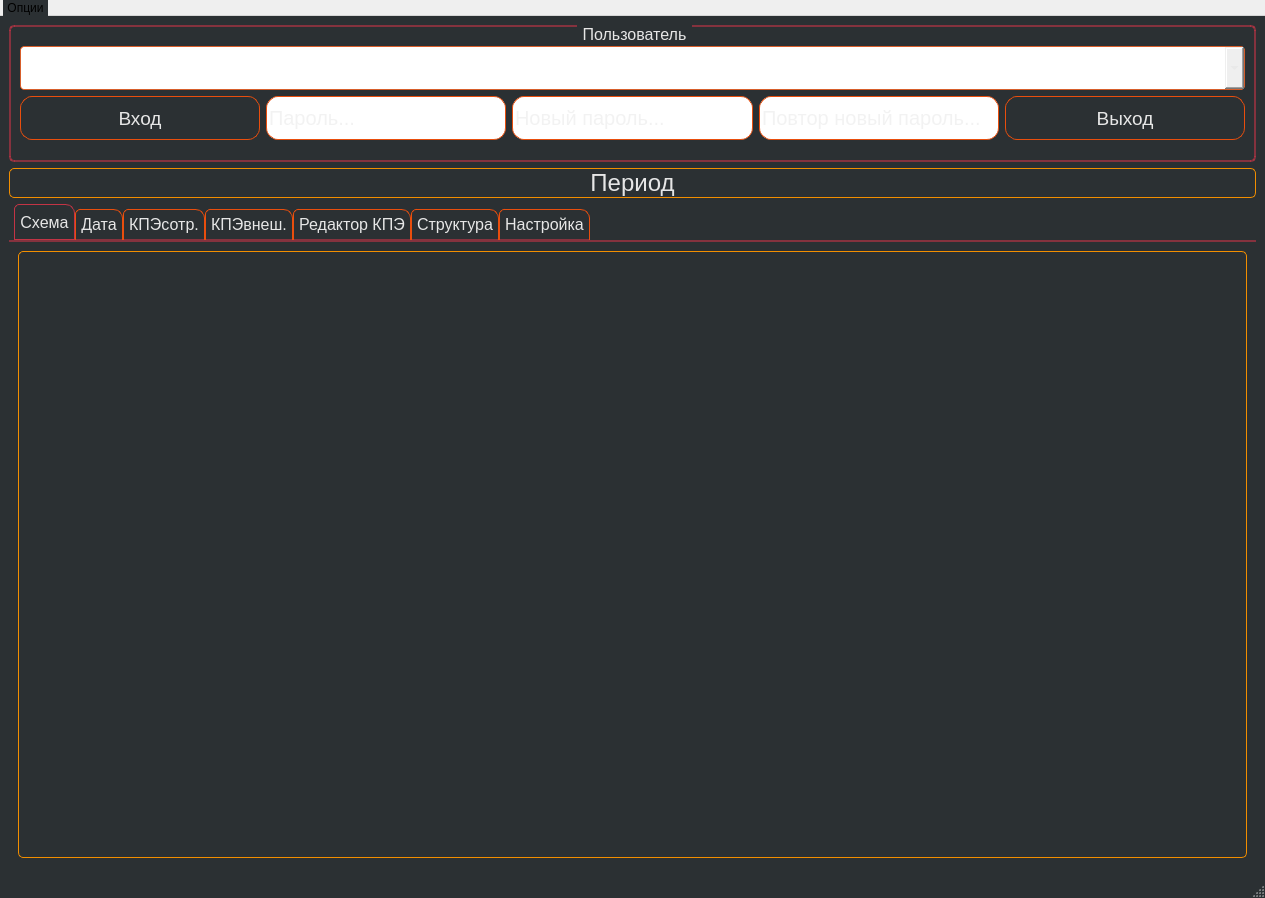
Before: the Qt Designer form mydesign.ui in Nokturnalmor/KPI, drawn with Qt 5.
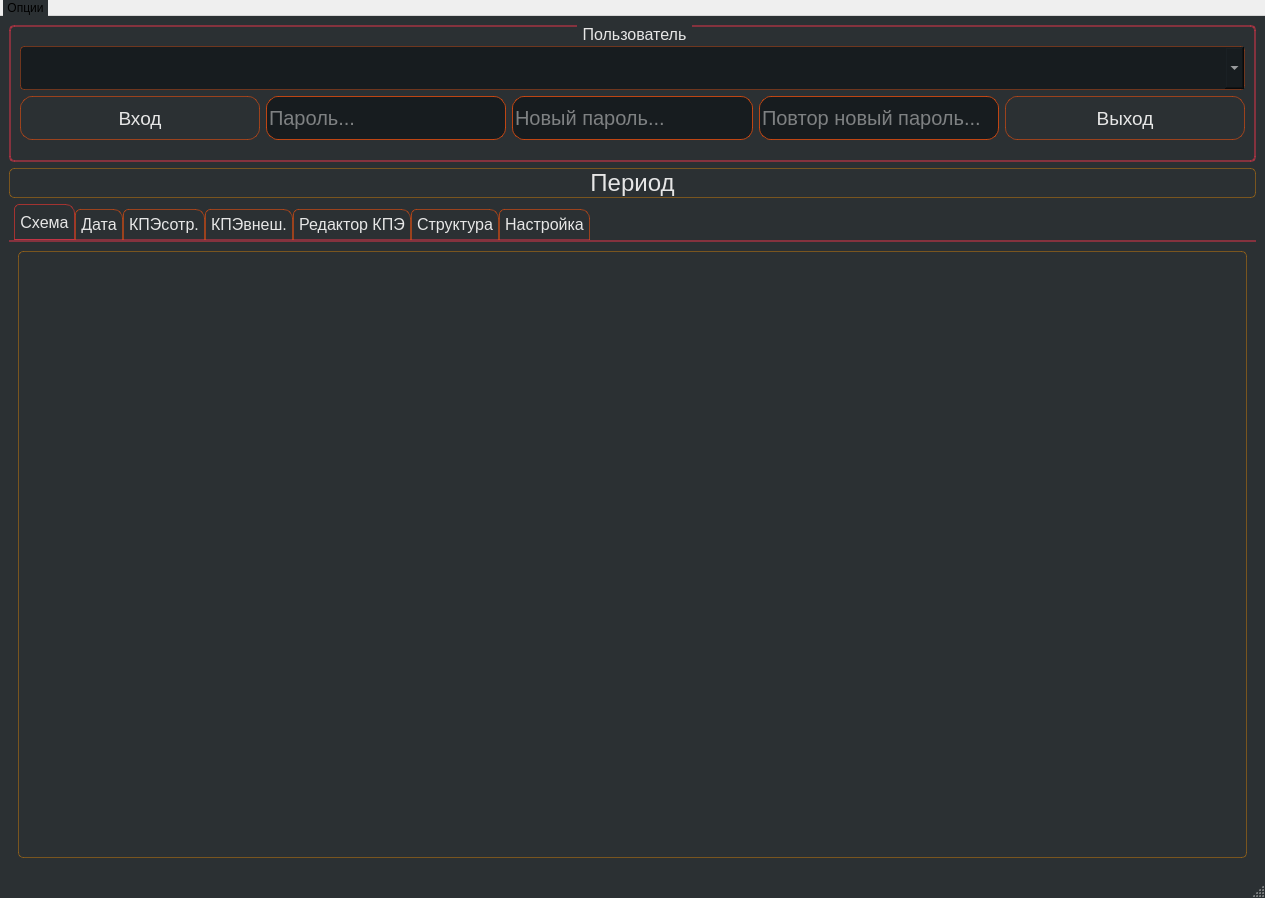
After: the same form once the commit is applied. Icons and pictures are not drawn.

Patch:
```diff
--- a/mydesign.ui
+++ b/mydesign.ui
@@ -21,19 +21,19 @@
 
 
 QMenuBar {
-    background-color: qlineargradient(x1:0, y1:0, x2:0, y2:1,
-                                      stop:0 lightgray, stop:1 darkgray);
-    spacing: 3px; /* spacing between menu bar items */
+background-color: qlineargradient(x1:0, y1:0, x2:0, y2:1,
+stop:0 lightgray, stop:1 darkgray);
+spacing: 3px; /* spacing between menu bar items */
 }
 
 QMenuBar::item {
-    padding: 1px 4px;
-    background:  transparent;
-    border-radius: 4px;
+padding: 1px 4px;
+background: transparent;
+border-radius: 4px;
 }
 
 QMenuBar::item:selected { /* when selected using mouse or keyboard */
-    background: #a8a8a8;
+background: #a8a8a8;
 }
 
 QMenuBar::item:pressed {
@@ -56,7 +56,7 @@
 }
 
 
-  /*Tool button styles */
+/*Tool button styles */
 QCalendarWidget QToolButton { 
 height:30px;
 width:250px;
@@ -67,15 +67,13 @@
 selection-color: rgb(230, 230, 230);
 selection-background-color:rgba(247, 175, 42,122);
 }
- 
-  /* header row */
-QCalendarWidget  QWidget{
+/* header row */
+QCalendarWidget QWidget{
 alternate-background-color:rgb(43, 48, 51);
 selection-color: rgb(230, 230, 230);
 selection-background-color:rgba(211, 49, 22,244);
 }
-  
-  /*normal days */
+/*normal days */
 QCalendarWidget QAbstractItemView:enabled {
 font-size:22px;
 color: rgb(230, 230, 230);
@@ -85,163 +83,164 @@
 }
 
 QTableWidget {
-    selection-background-color:  rgba(247, 175, 42,122);
-	background-color:  rgb(173, 178, 181);
+selection-background-color: rgba(247, 175, 42,122);
+background-color: rgb(173, 178, 181);
 }
 
 QHeaderView {
-    background-color:  rgb(143, 148, 151);
-    font-size:13px;
+background-color: rgb(143, 148, 151);
+font-size:13px;
 }
 
 QTableView::indicator:unchecked {
-    background-color: #d7d6d5
+background-color: #d7d6d5
 }
 
 QTableView QTableCornerButton::section {
- color:  rgb(230, 230, 230);
-    border-style: solid;
-     background-color: qlineargradient( x1: 0, y1: 0, x2: 1, y2: 1,
-                                        stop: 0 rgb(89, 89, 89), stop: 1 rgb(33, 38, 41));
+color: rgb(230, 230, 230);
+border-style: solid;
+background-color: qlineargradient( x1: 0, y1: 0, x2: 1, y2: 1,
+stop: 0 rgb(89, 89, 89), stop: 1 rgb(33, 38, 41));
 }
 
 QHeaderView::section{
-    color:  rgb(230, 230, 230);
-    border-style: solid;
-     background-color: qlineargradient( x1: 0, y1: 0, x2: 0, y2: 1,
-                                        stop: 0 rgb(89, 89, 89), stop: 1 rgb(33, 38, 41));
- }
+color: rgb(230, 230, 230);
+border-style: solid;
+background-color: qlineargradient( x1: 0, y1: 0, x2: 0, y2: 1,
+stop: 0 rgb(89, 89, 89), stop: 1 rgb(33, 38, 41));
+}
 
 QTabWidget::pane { /* The tab widget frame */
-    border-top: 2px solid rgba(195, 52, 69, 152);
+border-top: 2px solid rgba(195, 52, 69, 152);
 }
 
 QTabWidget::tab-bar {
-    left: 5px; /* move to the right by 5px */
+left: 5px; /* move to the right by 5px */
 }
 
 /* Style the tab using the tab sub-control. Note that
-    it reads QTabBar _not_ QTabWidget */
+it reads QTabBar _not_ QTabWidget */
 QTabBar::tab {
-    background: qlineargradient(x1: 0, y1: 0, x2: 0, y2: 1,
-                                stop: 0  rgb(99, 99, 99), stop: 0.4  rgb(49, 49, 49),
-                                stop: 0.5  rgb(49, 49, 49), stop: 1.0  rgb(99, 99, 99));
-    border: 1px solid rgb(233, 78, 13);
-	color: rgb(230, 230, 230);
-    border-bottom-color: rgba(195, 52, 69, 152); /* same as the pane color */
-    border-top-left-radius: 5px;
-    border-top-right-radius: 9px;
-    min-width: 12ex;
-    padding: 5px;
+background: qlineargradient(x1: 0, y1: 0, x2: 0, y2: 1,
+stop: 0 rgb(99, 99, 99), stop: 0.4 rgb(49, 49, 49),
+stop: 0.5 rgb(49, 49, 49), stop: 1.0 rgb(99, 99, 99));
+border: 1px solid rgba(233, 78, 13, 150);
+color: rgb(230, 230, 230);
+border-bottom-color: rgba(195, 52, 69, 152); /* same as the pane color */
+border-top-left-radius: 5px;
+border-top-right-radius: 9px;
+min-width: 12ex;
+padding: 5px;
 }
 
 
 
 QTabBar::tab:selected {
-    background: qlineargradient(x1: 0, y1: 0, x2: 0, y2: 1,
-								stop: 0  rgb(89, 89, 89), stop: 0.4  rgb(39, 39, 39),
-                                stop: 0.5  rgb(49, 49, 49), stop: 1.0  rgb(99, 99, 99));
- border-color: rgb(195, 52, 69);
-    border-bottom-color: rgba(195, 52, 69, 252); /* same as pane color */
+background: qlineargradient(x1: 0, y1: 0, x2: 0, y2: 1,
+stop: 0 rgb(89, 89, 89), stop: 0.4 rgb(39, 39, 39),
+stop: 0.5 rgb(49, 49, 49), stop: 1.0 rgb(99, 99, 99));
+border-color: rgba(195, 52, 49, 200);
+border-bottom-color: rgba(195, 52, 69, 252); /* same as pane color */
 }
 
 QTabBar::tab:!selected {
-    margin-top: 5px; /* make non-selected tabs look smaller */
-	 background: qlineargradient(x1: 0, y1: 0, x2: 0, y2: 1,
-								stop: 0  rgb(129, 129, 129), stop: 0.4  rgb(59, 59, 59),
-                                stop: 0.5  rgb(59, 59, 59), stop: 1.0  rgb(129,129, 129));
+margin-top: 5px; /* make non-selected tabs look smaller */
+background: qlineargradient(x1: 0, y1: 0, x2: 0, y2: 1,
+stop: 0 rgb(129, 129, 129), stop: 0.4 rgb(59, 59, 59),
+stop: 0.5 rgb(59, 59, 59), stop: 1.0 rgb(129,129, 129));
 }
 QTabBar::tab:hover {
     background: qlineargradient(x1: 0, y1: 0, x2: 0, y2: 1,
 								stop: 0  rgb(89, 89, 89), stop: 0.4  rgb(49, 49, 49),
                                 stop: 0.5  rgb(49, 49, 49), stop: 1.0  rgb(99, 99, 99));
 }
+
+
+
 QComboBox {
-    border: 1px solid  rgba(233, 78, 13,200);
-    border-radius: 4px;
-	color: rgb(230, 230, 230);
-	background-color: qlineargradient( x1: 0, y1: 0, x2: 0, y2: 1,
-                                        stop: 0 rgb(89, 89, 89), stop: 1 rgb(163,158, 161));
-    padding: 1px 18px 1px 3px;
-    min-width: 6em;
+border: 1px solid rgba(233, 78, 13, 100);
+border-radius: 4px;
+color: rgb(230, 230, 230);
+background-color: rgb(23, 28, 31);
+padding: 1px 18px 1px 3px;
+min-width: 6em;
 }
 
 QComboBox:on { /* shift the text when the popup opens */
-    padding-top: 3px;
-    padding-left: 4px;
+padding-top: 3px;
+padding-left: 4px;
 }
 
 QComboBox::drop-down {
-    subcontrol-origin: padding;
-    subcontrol-position: top right;  
-    width: 19px;
-	color: rgb(130, 30, 130);
-    /* border-left-width: 1px;
-    border-left-color: darkgray;
-    border-left-style: solid; /* just a single line  */
-    /*border-top-right-radius: 3px; /* same radius as the QComboBox   */ 
-   /*  border-bottom-right-radius: 3px;*/
+subcontrol-origin: padding;
+subcontrol-position: top right; 
+width: 19px;
+color: rgb(130, 30, 130);
+/* border-left-width: 1px;
+border-left-color: darkgray;
+border-left-style: solid; /* just a single line */
+/*border-top-right-radius: 3px; /* same radius as the QComboBox */ 
+/* border-bottom-right-radius: 3px;*/
 }
 
- /*
+/*
 QComboBox::down-arrow {
     image: url(/usr/share/icons/crystalsvg/16x16/actions/1downarrow.png);
 } */
 QComboBox::down-arrow:on { /* shift the arrow when popup is open */
-    top: 1px;
-    left: 1px;
+top: 1px;
+left: 1px;
 }
 
 QComboBox QAbstractItemView {
-    border: 2px solid darkgray;
-	color: rgb(21, 21, 21);
-    background-color: #888888;
-	selection-background-color: rgba(247, 175, 42,222);
+border: 2px solid darkgray;
+color: rgb(21, 21, 21);
+background-color: rgb(23, 28, 31);
+selection-background-color: rgba(247, 175, 42,222);
 }
 
 
 
 QGroupBox {
-   /* background-color: qlineargradient(x1: 0, y1: 0, x2: 0, y2: 1,
-                                      stop: 0 #E0E0E0, stop: 1 #FFFFFF);*/
-    border: 2px solid rgba(195, 52, 69, 152);
-    border-radius: 5px;
-    margin-top: 3ex; /* leave space at the top for the title */
+/* background-color: qlineargradient(x1: 0, y1: 0, x2: 0, y2: 1,
+stop: 0 #E0E0E0, stop: 1 #FFFFFF);*/
+border: 2px solid rgba(195, 52, 69, 152);
+border-radius: 5px;
+margin-top: 3ex; /* leave space at the top for the title */
 }
 
 QGroupBox::title {
-    subcontrol-origin: margin;
-    subcontrol-position: top center; /* position at the top center */
-    padding: 0 3px;
-	color: rgb(230, 230, 230);
-    /* background-color: qlineargradient(x1: 0, y1: 0, x2: 0, y2: 1,
-                                      stop: 0 #FF0ECE, stop: 1 #FFFFFF);*/
+subcontrol-origin: margin;
+subcontrol-position: top center; /* position at the top center */
+padding: 0 3px;
+color: rgb(230, 230, 230);
+/* background-color: qlineargradient(x1: 0, y1: 0, x2: 0, y2: 1,
+stop: 0 #FF0ECE, stop: 1 #FFFFFF);*/
 }
 
 QLineEdit {
-border: 1px solid  rgb(233, 78, 13);
+border: 1px solid rgba(233, 78, 13, 200);
 border-radius: 12;
 color: rgb(230, 230, 230);
-background-color: qlineargradient( x1: 0, y1: 0, x2: 0, y2: 1,
-                                        stop: 0 rgb(69, 69, 69), stop: 1 rgb(163,158, 161));
+background-color: rgb(23, 28, 31);
 }
 
 QLabel {
-border: 1px solid  rgb(242, 142, 0);
+border: 1px solid rgba(242, 142, 0, 100);
 border-radius: 5;
 color: rgb(230, 230, 230);
 background-color: qlineargradient( x1: 1, y1: 1, x2: 0, y2: 0,
-                                        stop: 0 rgb(29, 29, 29), stop: 1 rgb(83,78, 81));
+stop: 0 rgb(29, 29, 29), stop: 1 rgb(83,78, 81));
 }
 
 QPushButton {
-    padding:4px;
-	color: rgb(230, 230, 230);
-    border-radius: 12px;
-    border: 1px solid  rgb(233, 78, 13);
-    background-color: qlineargradient( x1: 0, y1: 0, x2: 0, y2: 1,
-                                        stop: 0 rgb(89, 89, 89), stop: 1 rgb(33, 38, 41));
- }
+padding:4px;
+color: rgb(230, 230, 230);
+border-radius: 12px;
+border: 1px solid rgba(233, 78, 13, 150);
+background-color: qlineargradient( x1: 0, y1: 0, x2: 0, y2: 1,
+stop: 0 rgb(89, 89, 89), stop: 1 rgb(33, 38, 41));
+}
 QPushButton:hover {
     padding:4px;
 	color: rgb(230, 230, 230);
@@ -251,13 +250,15 @@
                                         stop: 0 rgb(129, 129, 129), stop: 1 rgb(13, 18, 21));
  }
 QPushButton:pressed {
-    padding:4px;
-	color: rgb(230, 230, 230);
-    border-radius: 12px;
-    border: 2px solid  rgb(233, 78, 13);
-    background-color: qlineargradient( x1: 0, y1: 0, x2: 0, y2: 1,
-                                        stop: 0 rgb(89, 89, 89), stop: 1 rgb(13, 18, 21));
- }
+padding:4px;
+color: rgb(230, 230, 230);
+border-radius: 12px;
+border: 2px solid rgba(233, 78, 13, 200);
+background-color: qlineargradient( x1: 0, y1: 0, x2: 0, y2: 1,
+stop: 0 rgb(89, 89, 89), stop: 1 rgb(13, 18, 21));
+}
+
+
 </string>
   </property>
   <widget class="QWidget" name="centralwidget">
```
Left out of the diff: 39 changed lines with no effect on the pictures.
